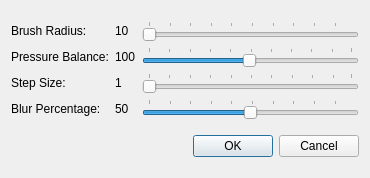
First picture: the form in designer/BrushOptionsDialogUi.ui, repository skitzycat/beedraw, before the edit.
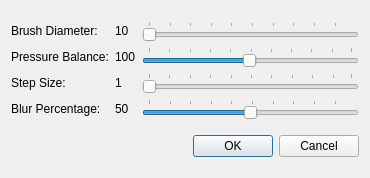
Second picture: the form after the edit.

Commit message: switched everything over to using diameter instead of radius

The edit to the form file:
```diff
--- a/designer/BrushOptionsDialogUi.ui
+++ b/designer/BrushOptionsDialogUi.ui
@@ -18,7 +18,7 @@
      <item row="0" column="0" >
       <widget class="QLabel" name="label" >
        <property name="text" >
-        <string>Brush Radius:</string>
+        <string>Brush Diameter:</string>
        </property>
       </widget>
      </item>
```
Left out of the diff: 7 changed lines with no effect on the pictures. The commit also changes 5 other files.
